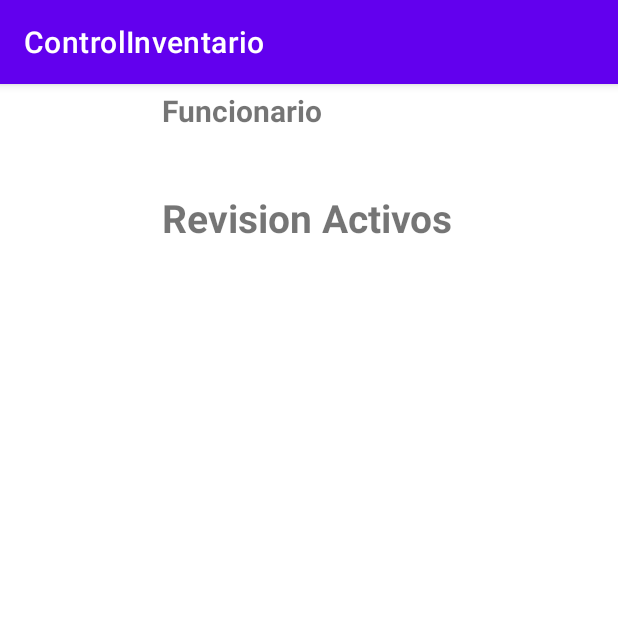
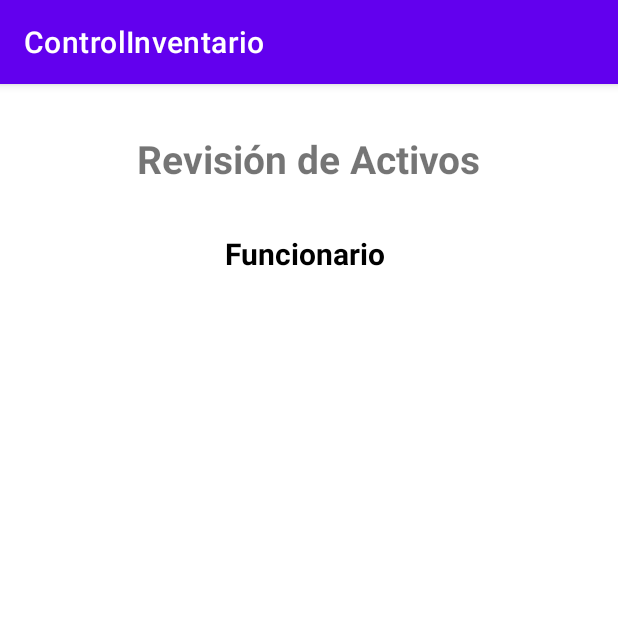
Before and after one commit to joao034/controlInventarioAndroid, an Android app: the DescriptionActivity screen opened directly, with no data from a screen before it, on a phone screen of 412 x 824 dp, the top half of it. Run offline under Robolectric (Android 15) with nearby library versions, the phone set to English and light mode, and no system bars; network calls fail; 1 statement that could not run was skipped.

Commit message:
Revision de Activos

```diff
--- a/app/src/main/java/com/example/controlinventario/DescriptionActivity.java
+++ b/app/src/main/java/com/example/controlinventario/DescriptionActivity.java
@@ -4,9 +4,12 @@ import androidx.appcompat.app.AppCompatActivity;
 
 import android.graphics.Color;
 import android.os.Bundle;
+import android.util.Log;
 import android.widget.TextView;
 
 public class DescriptionActivity extends AppCompatActivity {
+
+    private static final String TAG = "DescriptionActivity";
 
     TextView tituloDescripcion;
     TextView nombreFuncionario;
@@ -15,12 +18,11 @@ public class DescriptionActivity extends AppCompatActivity {
     protected void onCreate(Bundle savedInstanceState) {
         super.onCreate(savedInstanceState);
         setContentView(R.layout.activity_description);
-
         ProcesoValidacionDetalle element = (ProcesoValidacionDetalle) getIntent().getSerializableExtra("ProcesoValidacionDetalle");
         tituloDescripcion = findViewById(R.id.tituloDescripcion);
         nombreFuncionario = findViewById(R.id.nombreFuncionario);
 
-        nombreFuncionario.setText(element.getFuncionario().toString());
+        nombreFuncionario.setText("Funcionario: " + element.getFuncionario().toString());
 
     }
 }
--- a/app/src/main/java/com/example/controlinventario/Funcionario.java
+++ b/app/src/main/java/com/example/controlinventario/Funcionario.java
@@ -1,6 +1,8 @@
 package com.example.controlinventario;
 
-public class Funcionario {
+import java.io.Serializable;
+
+public class Funcionario implements Serializable {
     private String id, nombre, apellido;
     private int numActivos;
 
--- a/app/src/main/java/com/example/controlinventario/MainActivity.java
+++ b/app/src/main/java/com/example/controlinventario/MainActivity.java
@@ -113,7 +113,7 @@ public class MainActivity extends AppCompatActivity {
     }
 
     public void moveToDescription(ProcesoValidacionDetalle item){
-        Intent intent = new Intent(this, DescriptionActivity.class);
+        Intent intent = new Intent(this,DescriptionActivity.class);
         intent.putExtra("ProcesoValidacionDetalle", item);
         startActivity(intent);
     }
--- a/app/src/main/java/com/example/controlinventario/ProcesoValidacionDetalle.java
+++ b/app/src/main/java/com/example/controlinventario/ProcesoValidacionDetalle.java
@@ -7,7 +7,7 @@ public class ProcesoValidacionDetalle implements Serializable {
 
     private int id, procesoPertenece;
     private Funcionario funcionario;
-    private ProcesoValidacion procesoValidacion;
+    //private ProcesoValidacion procesoValidacion;
     private String observacion, estado;
 
     public ProcesoValidacionDetalle() {
@@ -21,14 +21,14 @@ public class ProcesoValidacionDetalle implements Serializable {
         this.estado = estado;
     }
 
-    public ProcesoValidacionDetalle(int id, int procesoPertenece, Funcionario funcionario, ProcesoValidacion procesoValidacion, String observacion, String estado) {
+    /*public ProcesoValidacionDetalle(int id, int procesoPertenece, Funcionario funcionario, ProcesoValidacion procesoValidacion, String observacion, String estado) {
         this.id = id;
         this.procesoPertenece = procesoPertenece;
         this.funcionario = funcionario;
         this.procesoValidacion = procesoValidacion;
         this.observacion = observacion;
         this.estado = estado;
-    }
+    }*/
 
     public int getId() {
         return id;
--- a/app/src/main/res/layout/activity_description.xml
+++ b/app/src/main/res/layout/activity_description.xml
@@ -10,31 +10,27 @@
         android:id="@+id/tituloDescripcion"
         android:layout_width="wrap_content"
         android:layout_height="wrap_content"
-        android:layout_marginStart="108dp"
-        android:layout_marginLeft="108dp"
-        android:layout_marginTop="40dp"
-        android:text="Revision Activos"
+        android:layout_marginTop="32dp"
+        android:text="Revisión de Activos"
         android:textSize="26dp"
         android:textStyle="bold"
+        app:layout_constraintEnd_toEndOf="parent"
         app:layout_constraintStart_toStartOf="parent"
-        app:layout_constraintTop_toBottomOf="@+id/nombreFuncionario"></TextView>
+        app:layout_constraintTop_toTopOf="parent"></TextView>
 
     <TextView
         android:id="@+id/nombreFuncionario"
         android:layout_width="wrap_content"
         android:layout_height="wrap_content"
-        android:layout_below="@id/tituloDescripcion"
-        android:layout_alignParentStart="true"
-        android:layout_alignParentLeft="true"
-        android:layout_marginStart="108dp"
-        android:layout_marginLeft="108dp"
-        android:layout_marginTop="4dp"
+        android:layout_marginTop="32dp"
         android:text="Funcionario "
+        android:textColor="@color/black"
         android:textSize="20dp"
         android:textStyle="bold"
+        app:layout_constraintEnd_toEndOf="parent"
+        app:layout_constraintHorizontal_bias="0.498"
         app:layout_constraintStart_toStartOf="parent"
-        app:layout_constraintTop_toTopOf="parent"></TextView>
-
+        app:layout_constraintTop_toBottomOf="@+id/tituloDescripcion"></TextView>
 
 
 </androidx.constraintlayout.widget.ConstraintLayout>
```
Also changed, not shown: app/src/main/res/layout/activity_main.xml (+5 -3 lines).
